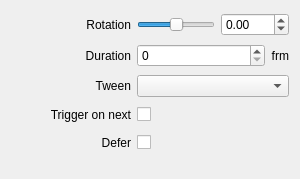
Before: the Qt Designer form src/Widgets/Inspector/InspectorRotationWidget.ui in CasparCG/client, drawn with Qt 5.
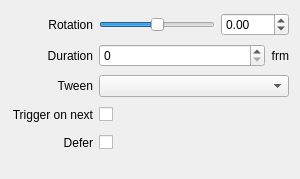
After: the same form once the commit is applied.

Commit message: Remove minimumSize constraint from labels

```diff
--- a/src/Widgets/Inspector/InspectorRotationWidget.ui
+++ b/src/Widgets/Inspector/InspectorRotationWidget.ui
@@ -35,12 +35,6 @@
    </item>
    <item row="3" column="0">
     <widget class="QLabel" name="labelTriggerOnNext">
-     <property name="minimumSize">
-      <size>
-       <width>120</width>
-       <height>0</height>
-      </size>
-     </property>
      <property name="text">
       <string>Trigger on next</string>
      </property>
@@ -88,12 +82,6 @@
    </item>
    <item row="4" column="0">
     <widget class="QLabel" name="labelDefer">
-     <property name="minimumSize">
-      <size>
-       <width>120</width>
-       <height>0</height>
-      </size>
-     </property>
      <property name="text">
       <string>Defer</string>
      </property>
@@ -104,12 +92,6 @@
    </item>
    <item row="2" column="0">
     <widget class="QLabel" name="labelTween">
-     <property name="minimumSize">
-      <size>
-       <width>120</width>
-       <height>0</height>
-      </size>
-     </property>
      <property name="text">
       <string>Tween</string>
      </property>
@@ -190,12 +172,6 @@
    </item>
    <item row="0" column="0">
     <widget class="QLabel" name="labelRotation">
-     <property name="minimumSize">
-      <size>
-       <width>120</width>
-       <height>0</height>
-      </size>
-     </property>
      <property name="text">
       <string>Rotation</string>
      </property>
@@ -206,12 +182,6 @@
    </item>
    <item row="1" column="0">
     <widget class="QLabel" name="labelTransitionDuration">
-     <property name="minimumSize">
-      <size>
-       <width>120</width>
-       <height>0</height>
-      </size>
-     </property>
      <property name="text">
       <string>Duration</string>
      </property>
```
The commit also changes 53 other files.
